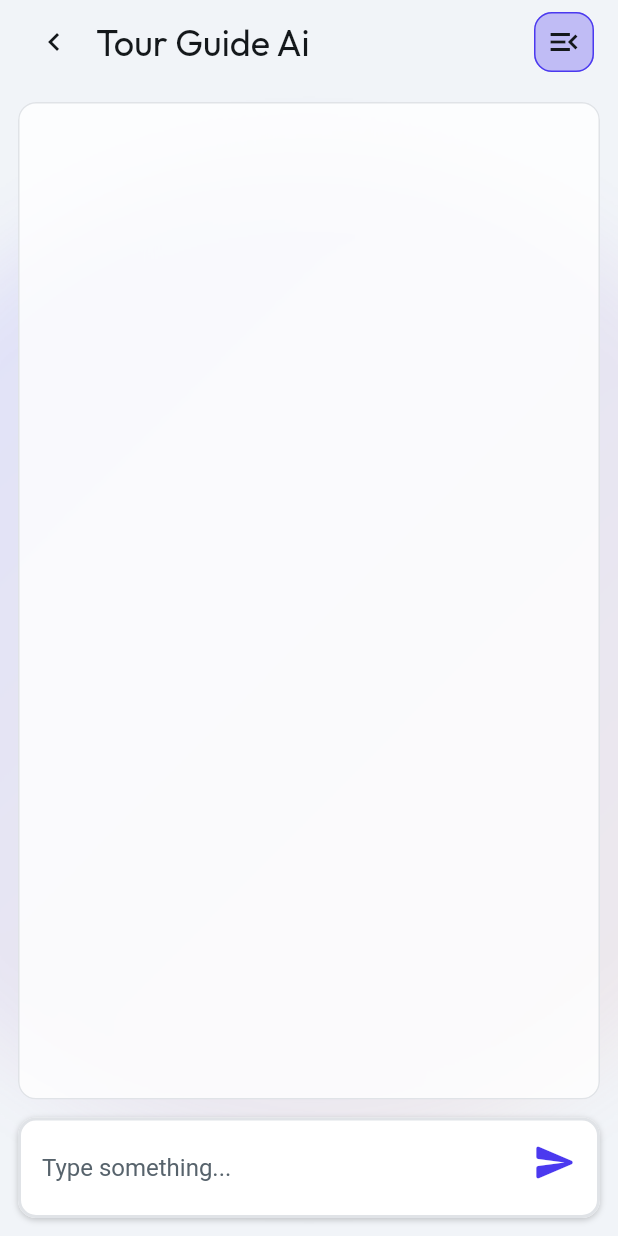
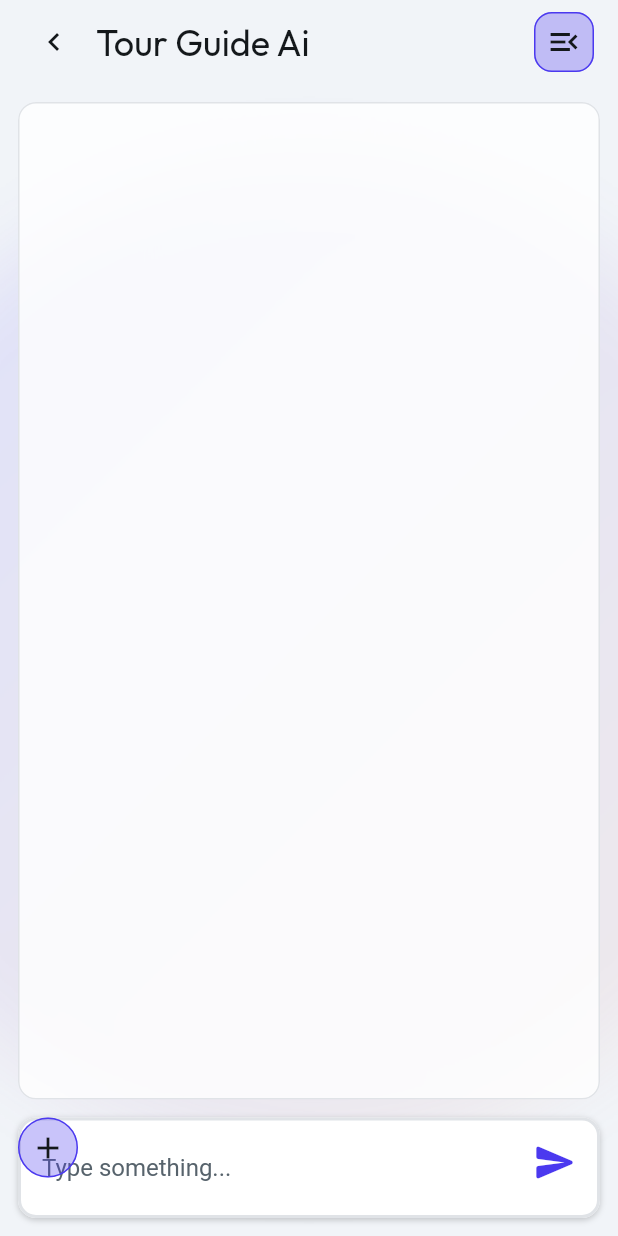
Before and after one commit to jfletcher5/tour_guide_poc_flutter, a Flutter app: the ChatAiScreenWidget screen opened by its route, on a phone screen of 412 x 824 dp. Run offline on Flutter 3.47's test engine with Material 3 defaults, Android fonts, the phone set to English and light mode, and no system bars; our stand-ins replace auto_size_text, cloud_firestore, cross_file, dropdown_button2, easy_debounce, equatable and 15 more; missing offline and left inert: json_path, mime_type, record, styled_divider; accounts and stored records are empty; network calls fail; Roboto replaces fonts that are missing (Readex Pro); statements that could not run were skipped.

Commit message:
Updating to latest FlutterFlow output.

```diff
--- a/lib/chat_g_p_t_component/ai_chat_component/ai_chat_component_model.dart
+++ b/lib/chat_g_p_t_component/ai_chat_component/ai_chat_component_model.dart
@@ -3,6 +3,7 @@ import '/chat_g_p_t_component/writing_indicator/writing_indicator_widget.dart';
 import '/flutter_flow/flutter_flow_util.dart';
 import 'ai_chat_component_widget.dart' show AiChatComponentWidget;
 import 'package:flutter/material.dart';
+import 'package:record/record.dart';
 
 class AiChatComponentModel extends FlutterFlowModel<AiChatComponentWidget> {
   ///  Local state fields for this component.
@@ -13,6 +14,8 @@ class AiChatComponentModel extends FlutterFlowModel<AiChatComponentWidget> {
 
   // Stores action output result for [Backend Call - API (Get Chain Messages)] action in aiChat_Component widget.
   ApiCallResponse? activeConvoLoad;
+  // Stores action output result for [Backend Call - API (Get Conversation Summary)] action in aiChat_Component widget.
+  ApiCallResponse? apiResult3pe;
   // State field(s) for ListView widget.
   ScrollController? listViewController;
   // Model for writingIndicator component.
@@ -23,6 +26,7 @@ class AiChatComponentModel extends FlutterFlowModel<AiChatComponentWidget> {
   String? Function(BuildContext, String?)? textControllerValidator;
   // Stores action output result for [Backend Call - API (Add New Message)] action in IconButton widget.
   ApiCallResponse? chatGPTResponse;
+  AudioRecorder? audioRecorder;
 
   @override
   void initState(BuildContext context) {
--- a/lib/chat_g_p_t_component/ai_chat_component/ai_chat_component_widget.dart
+++ b/lib/chat_g_p_t_component/ai_chat_component/ai_chat_component_widget.dart
@@ -10,6 +10,7 @@ import 'package:flutter/material.dart';
 import 'package:flutter/scheduler.dart';
 import 'package:flutter/services.dart';
 import 'package:provider/provider.dart';
+import 'package:record/record.dart';
 import 'ai_chat_component_model.dart';
 export 'ai_chat_component_model.dart';
 
@@ -36,6 +37,8 @@ class _AiChatComponentWidgetState extends State<AiChatComponentWidget> {
 
     // On component load action.
     SchedulerBinding.instance.addPostFrameCallback((_) async {
+      await Future.wait([
+        Future(() async {
           _model.activeConvoLoad =
               await ChatServicesGroup.getChainMessagesCall.call(
             speaker: -1,
@@ -43,8 +46,21 @@ class _AiChatComponentWidgetState extends State<AiChatComponentWidget> {
           );
           if ((_model.activeConvoLoad?.succeeded ?? true)) {
             FFAppState().appChatHistoryJSONList =
-            (_model.activeConvoLoad?.jsonBody ?? '').toList().cast<dynamic>();
+                (_model.activeConvoLoad?.jsonBody ?? '')
+                    .toList()
+                    .cast<dynamic>();
             setState(() {});
+            _model.apiResult3pe =
+                await ChatServicesGroup.getConversationSummaryCall.call(
+              conversationId: FFAppState().appActiveConvoID,
+            );
+            if ((_model.apiResult3pe?.succeeded ?? true)) {
+              FFAppState().appActiveConvoSummary = getJsonField(
+                (_model.apiResult3pe?.jsonBody ?? ''),
+                r'''$.summary''',
+              ).toString().toString();
+              setState(() {});
+            }
           }
           await Future.delayed(const Duration(milliseconds: 700));
           await _model.listViewController?.animateTo(
@@ -52,6 +68,8 @@ class _AiChatComponentWidgetState extends State<AiChatComponentWidget> {
             duration: const Duration(milliseconds: 100),
             curve: Curves.ease,
           );
+        }),
+      ]);
     });
 
     _model.textController ??= TextEditingController();
@@ -684,6 +702,25 @@ class _AiChatComponentWidgetState extends State<AiChatComponentWidget> {
                         },
                       ),
                     ),
+                    FlutterFlowIconButton(
+                      borderColor: FlutterFlowTheme.of(context).primary,
+                      borderRadius: 20.0,
+                      borderWidth: 1.0,
+                      buttonSize: 40.0,
+                      fillColor: FlutterFlowTheme.of(context).accent1,
+                      icon: Icon(
+                        Icons.add,
+                        color: FlutterFlowTheme.of(context).primaryText,
+                        size: 24.0,
+                      ),
+                      onPressed: () async {
+                        await startAudioRecording(
+                          context,
+                          audioRecorder: _model.audioRecorder ??=
+                              AudioRecorder(),
+                        );
+                      },
+                    ),
                   ],
                 ),
               ),
--- a/lib/chat_g_p_t_component/chat_ai_screen/chat_ai_screen_model.dart
+++ b/lib/chat_g_p_t_component/chat_ai_screen/chat_ai_screen_model.dart
@@ -3,6 +3,7 @@ import '/chat_g_p_t_component/ai_chat_component/ai_chat_component_widget.dart';
 import '/flutter_flow/flutter_flow_util.dart';
 import 'chat_ai_screen_widget.dart' show ChatAiScreenWidget;
 import 'package:flutter/material.dart';
+import 'package:record/record.dart';
 
 class ChatAiScreenModel extends FlutterFlowModel<ChatAiScreenWidget> {
   ///  Local state fields for this page.
@@ -15,7 +16,8 @@ class ChatAiScreenModel extends FlutterFlowModel<ChatAiScreenWidget> {
   // Model for aiChat_Component component.
   late AiChatComponentModel aiChatComponentModel;
   // Stores action output result for [Backend Call - API (generate convo summary)] action in Button widget.
-  ApiCallResponse? apiResultlxf;
+  ApiCallResponse? apiResultpxi;
+  AudioRecorder? audioRecorder;
 
   @override
   void initState(BuildContext context) {
--- a/lib/chat_g_p_t_component/chat_ai_screen/chat_ai_screen_widget.dart
+++ b/lib/chat_g_p_t_component/chat_ai_screen/chat_ai_screen_widget.dart
@@ -7,6 +7,7 @@ import '/flutter_flow/flutter_flow_widgets.dart';
 import 'package:flutter/material.dart';
 import 'package:flutter/scheduler.dart';
 import 'package:provider/provider.dart';
+import 'package:record/record.dart';
 import 'chat_ai_screen_model.dart';
 export 'chat_ai_screen_model.dart';
 
@@ -76,13 +77,16 @@ class _ChatAiScreenWidgetState extends State<ChatAiScreenWidget> {
                   padding: const EdgeInsets.all(8.0),
                   child: FFButtonWidget(
                     onPressed: () async {
-                      _model.apiResultlxf =
+                      _model.apiResultpxi =
                           await ChatServicesGroup.generateConvoSummaryCall.call(
                         conversationId: FFAppState().appActiveConvoID,
+                        modelName: 'gpt-3.5-turbo',
                       );
-                      if ((_model.apiResultlxf?.succeeded ?? true)) {
-                        FFAppState().appActiveConvoSummary =
-                            (_model.apiResultlxf?.jsonBody ?? '').toString();
+                      if ((_model.apiResultpxi?.succeeded ?? true)) {
+                        FFAppState().appActiveConvoSummary = getJsonField(
+                          (_model.apiResultpxi?.jsonBody ?? ''),
+                          r'''$.summary''',
+                        ).toString();
                         setState(() {});
                       }
 
@@ -159,6 +163,24 @@ class _ChatAiScreenWidgetState extends State<ChatAiScreenWidget> {
                     ],
                   ),
                 ),
+              ),
+              FlutterFlowIconButton(
+                borderColor: FlutterFlowTheme.of(context).primary,
+                borderRadius: 20.0,
+                borderWidth: 1.0,
+                buttonSize: 40.0,
+                fillColor: FlutterFlowTheme.of(context).accent1,
+                icon: Icon(
+                  Icons.add,
+                  color: FlutterFlowTheme.of(context).primaryText,
+                  size: 24.0,
+                ),
+                onPressed: () async {
+                  await startAudioRecording(
+                    context,
+                    audioRecorder: _model.audioRecorder ??= AudioRecorder(),
+                  );
+                },
               ),
             ],
           ),
--- a/pubspec.yaml
+++ b/pubspec.yaml
@@ -31,6 +31,7 @@ dependencies:
   cloud_firestore_platform_interface: 6.1.8
   cloud_firestore_web: 3.10.7
   collection: 1.18.0
+  cross_file: 0.3.3+7
   dropdown_button2: 2.3.9
   easy_debounce: 2.0.1
   equatable: 2.0.5
@@ -66,6 +67,10 @@ dependencies:
   path_provider_platform_interface: 2.0.6
   plugin_platform_interface: 2.1.8
   provider: 6.0.5
+  record: 5.0.4
+  record_android: 1.0.4
+  record_platform_interface: 1.0.2
+  record_web: 1.0.4
   rxdart: 0.27.7
   shared_preferences: 2.2.2
   shared_preferences_android: 2.2.1
```
Also changed, not shown: lib/app_state.dart (+6 -6 lines), lib/backend/api_requests/api_calls.dart (+44 -5 lines), lib/flutter_flow/flutter_flow_util.dart (+59 -0 lines), 2 other files. Lines whose indentation alone changed are shown as unchanged.
